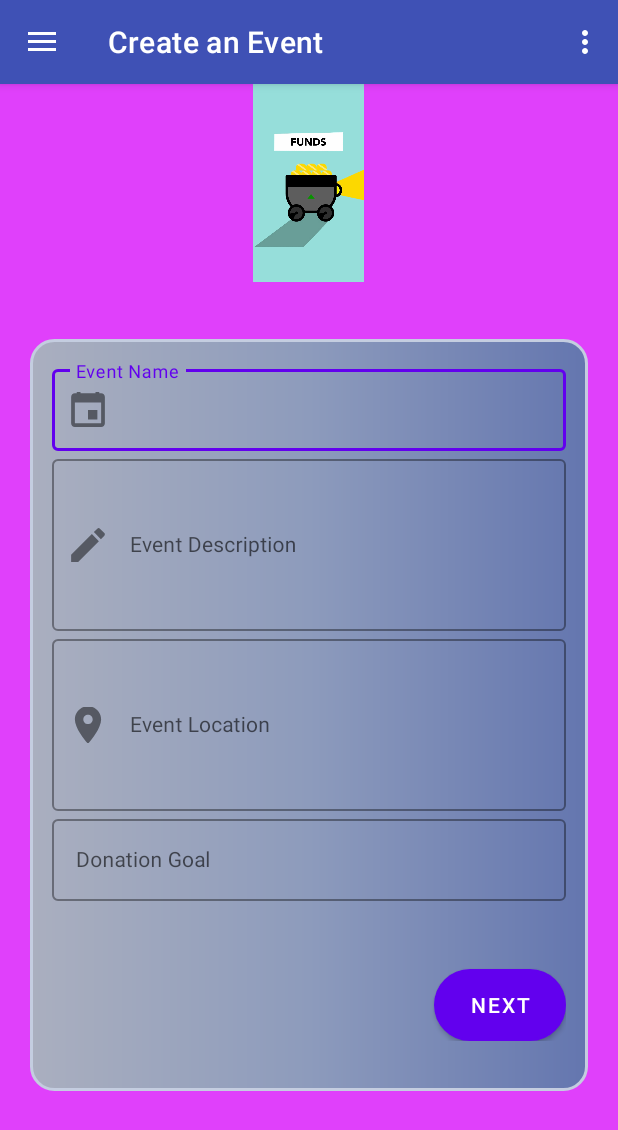
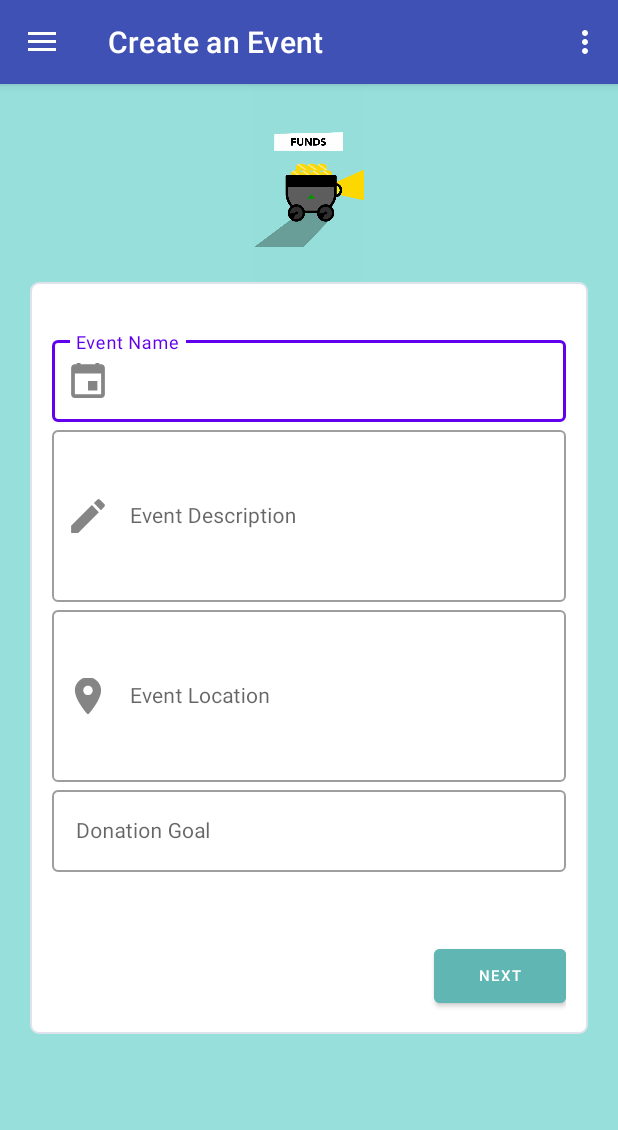
Before and after one commit to emon253/FundForChange, an Android app: the UserMainActivity screen opened directly, with no data from a screen before it, in the side drawer, after a tap on "Request an Event", on a phone screen of 412 x 824 dp. Shown: the top 1130 px of the screen. Run offline under Robolectric (Android 15) with nearby library versions, the phone set to English and light mode, and no system bars; our stand-ins replace navigation-ui; Roboto replaces fonts that are not available here.

Commit message:
ui modify

```diff
--- a/app/src/main/res/drawable/shape.xml
+++ b/app/src/main/res/drawable/shape.xml
@@ -5,12 +5,12 @@
     android:shape="rectangle"   >
 
     <solid
-        android:color="#888888" >
+        android:color="#FFFFFF" >
     </solid>
 
     <stroke
-        android:width="2dp"
-        android:color="#C4CDE0" >
+        android:width="1dp"
+        android:color="#DEE2EC" >
     </stroke>
 
     <padding
@@ -21,12 +21,8 @@
     </padding>
 
     <corners
-        android:radius="15dp"   >
+        android:radius="5dp"   >
     </corners>
-  <gradient
-      android:startColor="#AAAFBF"
-      android:centerColor="#8D9BBC"
-      android:endColor="#6476AF"
-      />
+
 
 </shape>
--- a/app/src/main/res/drawable/shape_btn_rounded.xml
+++ b/app/src/main/res/drawable/shape_btn_rounded.xml
@@ -18,10 +18,5 @@
     <corners
         android:radius="150dp"   >
     </corners>
-  <gradient
-      android:startColor="#AAAFBF"
-      android:centerColor="#8D9BBC"
-      android:endColor="#6476AF"
-      />
 
 </shape>
--- a/app/src/main/res/layout/fragment_create_event.xml
+++ b/app/src/main/res/layout/fragment_create_event.xml
@@ -1,11 +1,12 @@
 <?xml version="1.0" encoding="utf-8"?>
-<androidx.constraintlayout.widget.ConstraintLayout xmlns:android="http://schemas.android.com/apk/res/android"
+<LinearLayout xmlns:android="http://schemas.android.com/apk/res/android"
     android:id="@+id/createEventPage1"
     xmlns:app="http://schemas.android.com/apk/res-auto"
     xmlns:tools="http://schemas.android.com/tools"
     android:layout_width="match_parent"
     android:layout_height="match_parent"
-    android:background="#E040FB"
+    android:background="#97DFDB"
+    android:orientation="vertical"
     tools:context=".activities.user.event.CreateEventFragment">
 
     <ImageView
@@ -13,12 +14,10 @@
         android:layout_width="287dp"
         android:layout_height="132dp"
         android:src="@drawable/ffc2"
-        app:layout_constraintEnd_toEndOf="parent"
-        app:layout_constraintHorizontal_bias="0.495"
-        app:layout_constraintStart_toStartOf="parent"
-        app:layout_constraintTop_toTopOf="parent" />
+        android:layout_gravity="center_horizontal"
+         />
 
-    <ScrollView
+    <RelativeLayout
         android:layout_width="match_parent"
         android:layout_height="501dp"
         android:layout_marginRight="20dp"
@@ -35,9 +34,9 @@
         <LinearLayout
             android:layout_width="match_parent"
             android:layout_height="match_parent"
-            android:padding="10dp"
             android:gravity="bottom|end"
-            android:orientation="vertical">
+            android:orientation="vertical"
+            android:padding="10dp">
 
             <!--            <com.google.android.material.textfield.TextInputLayout-->
             <!--                android:id="@+id/donationTypeFieldLayout"-->
@@ -68,7 +67,7 @@
                 <com.google.android.material.textfield.TextInputEditText
                     android:layout_width="match_parent"
                     android:layout_height="match_parent"
-                    android:inputType="number"
+                    android:inputType="textMultiLine"
                     android:textColor="#000"
                     android:textSize="14sp" />
 
@@ -87,11 +86,12 @@
                 <com.google.android.material.textfield.TextInputEditText
                     android:layout_width="match_parent"
                     android:layout_height="match_parent"
-                    android:inputType="text"
+                    android:inputType="textMultiLine"
                     android:textColor="#000"
                     android:textSize="14sp" />
 
             </com.google.android.material.textfield.TextInputLayout>
+
             <com.google.android.material.textfield.TextInputLayout
                 android:id="@+id/eventLocation"
                 style="@style/Widget.MaterialComponents.TextInputLayout.OutlinedBox"
@@ -105,7 +105,7 @@
                 <com.google.android.material.textfield.TextInputEditText
                     android:layout_width="match_parent"
                     android:layout_height="match_parent"
-                    android:inputType="text"
+                    android:inputType="textMultiLine"
                     android:textColor="#000"
                     android:textSize="14sp" />
 
@@ -135,12 +135,12 @@
                 android:layout_height="wrap_content"
                 android:layout_alignParentBottom="true"
                 android:layout_marginTop="45dp"
-                android:background="@drawable/shape_btn_rounded"
+                android:backgroundTint="#60B6B2"
                 android:text="Next"
                 android:textColor="#FFFFFF"
-                android:textSize="14sp" />
+                android:textSize="10sp" />
         </LinearLayout>
-    </ScrollView>
+    </RelativeLayout>
 
 
-</androidx.constraintlayout.widget.ConstraintLayout>
+</LinearLayout>
--- a/app/src/main/res/navigation/mobile_navigation.xml
+++ b/app/src/main/res/navigation/mobile_navigation.xml
@@ -11,11 +11,6 @@
         android:label="@string/menu_home"
         tools:layout="@layout/fragment_home" />
 
-    <fragment
-        android:id="@+id/nav_gallery"
-        android:name="com.example.fundforchange.activities.user.gallery.GalleryFragment"
-        android:label="@string/menu_gallery"
-        tools:layout="@layout/fragment_gallery" />
     <fragment
         android:id="@+id/nav_create_event"
         android:name="com.example.fundforchange.activities.user.event.CreateEventFragment"
--- a/app/src/main/res/values/strings.xml
+++ b/app/src/main/res/values/strings.xml
@@ -8,7 +8,7 @@
     <string name="action_settings">Settings</string>
 
     <string name="menu_home">Home</string>
-    <string name="menu_gallery">Gallery</string>
+    <string name="menu_gallery">My Fund</string>
     <!-- TODO: Remove or change this placeholder text -->
     <string name="hello_blank_fragment">Hello blank fragment</string>
     <string name="menu_requestEvent">Request an Event</string>
```
Also changed, not shown: app/src/main/java/com/example/fundforchange/activities/user/gallery/GalleryFragment.java (deleted, +0 -45 lines), app/src/main/java/com/example/fundforchange/activities/user/gallery/GalleryViewModel.java (deleted, +0 -19 lines), app/src/main/res/layout/fragment_gallery.xml (deleted, +0 -22 lines). Lines whose indentation alone changed are shown as unchanged.
